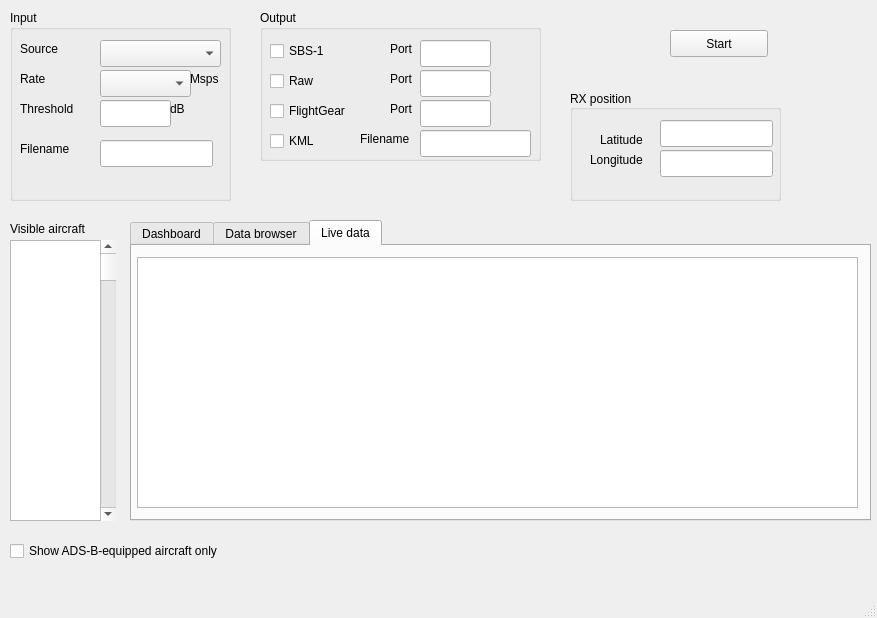
The window that res/modes_rx.ui (bistromath/gr-air-modes) describes before a commit, drawn with Qt 5.
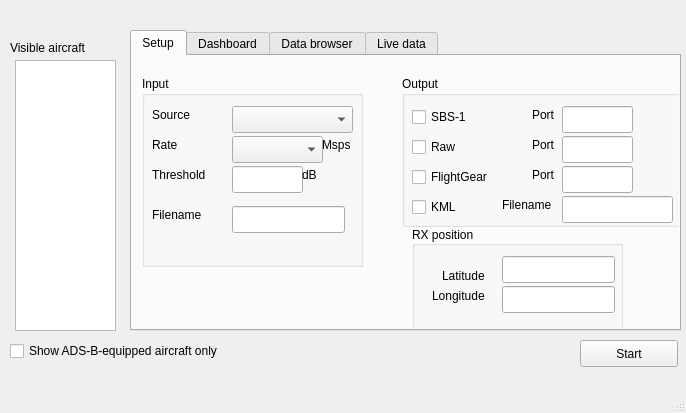
The same window after the commit.

```diff
--- a/res/modes_rx.ui
+++ b/res/modes_rx.ui
@@ -6,29 +6,35 @@
    <rect>
     <x>0</x>
     <y>0</y>
-    <width>877</width>
-    <height>618</height>
+    <width>686</width>
+    <height>413</height>
    </rect>
   </property>
   <property name="windowTitle">
    <string>MainWindow</string>
   </property>
   <widget class="QWidget" name="centralwidget">
-   <widget class="QListView" name="list_aircraft">
+   <widget class="QTabWidget" name="tab_dataview">
     <property name="geometry">
      <rect>
-      <x>10</x>
-      <y>240</y>
-      <width>91</width>
-      <height>281</height>
+      <x>130</x>
+      <y>30</y>
+      <width>551</width>
+      <height>301</height>
      </rect>
     </property>
-   </widget>
+    <property name="currentIndex">
+     <number>0</number>
+    </property>
+    <widget class="QWidget" name="tab">
+     <attribute name="title">
+      <string>Setup</string>
+     </attribute>
    <widget class="QGroupBox" name="group_input">
     <property name="geometry">
      <rect>
       <x>10</x>
-      <y>10</y>
+        <y>20</y>
       <width>221</width>
       <height>191</height>
      </rect>
@@ -234,8 +240,8 @@
    <widget class="QGroupBox" name="group_output">
     <property name="geometry">
      <rect>
-      <x>260</x>
-      <y>10</y>
+        <x>270</x>
+        <y>20</y>
       <width>281</width>
       <height>151</height>
      </rect>
@@ -387,45 +393,74 @@
       <string>FlightGear</string>
      </property>
     </widget>
-    <zorder>check_kml</zorder>
-    <zorder>check_kml</zorder>
-    <zorder>label_6</zorder>
-    <zorder>label_7</zorder>
-    <zorder>check_sbs1</zorder>
-    <zorder>label_8</zorder>
-    <zorder>check_raw</zorder>
-    <zorder>line_kmlfilename</zorder>
-    <zorder>line_sbs1port</zorder>
-    <zorder>line_rawport</zorder>
-    <zorder>line_fgfsport</zorder>
-    <zorder>label_9</zorder>
-    <zorder>check_fgfs</zorder>
-   </widget>
-   <widget class="QScrollBar" name="verticalScrollBar">
+     </widget>
+     <widget class="QGroupBox" name="groupBox">
     <property name="geometry">
      <rect>
-      <x>100</x>
-      <y>240</y>
-      <width>16</width>
-      <height>281</height>
-     </rect>
-    </property>
-    <property name="orientation">
-     <enum>Qt::Vertical</enum>
-    </property>
-   </widget>
-   <widget class="QTabWidget" name="tab_dataview">
+        <x>280</x>
+        <y>170</y>
+        <width>211</width>
+        <height>111</height>
+       </rect>
+      </property>
+      <property name="title">
+       <string>RX position</string>
+      </property>
+      <property name="alignment">
+       <set>Qt::AlignLeading|Qt::AlignLeft|Qt::AlignVCenter</set>
+      </property>
+      <widget class="QLabel" name="label_29">
+       <property name="geometry">
+        <rect>
+         <x>20</x>
+         <y>60</y>
+         <width>71</width>
+         <height>20</height>
+        </rect>
+       </property>
+       <property name="text">
+        <string>Longitude</string>
+       </property>
+      </widget>
+      <widget class="QLineEdit" name="line_my_lon">
     <property name="geometry">
      <rect>
-      <x>130</x>
-      <y>220</y>
-      <width>741</width>
-      <height>301</height>
-     </rect>
-    </property>
-    <property name="currentIndex">
-     <number>2</number>
-    </property>
+         <x>90</x>
+         <y>60</y>
+         <width>113</width>
+         <height>27</height>
+        </rect>
+       </property>
+      </widget>
+      <widget class="QLineEdit" name="line_my_lat">
+       <property name="geometry">
+        <rect>
+         <x>90</x>
+         <y>30</y>
+         <width>113</width>
+         <height>27</height>
+        </rect>
+       </property>
+      </widget>
+      <widget class="QLabel" name="label_28">
+       <property name="geometry">
+        <rect>
+         <x>30</x>
+         <y>40</y>
+         <width>61</width>
+         <height>20</height>
+        </rect>
+       </property>
+       <property name="text">
+        <string>Latitude</string>
+       </property>
+      </widget>
+     </widget>
+     <zorder>group_input</zorder>
+     <zorder>group_output</zorder>
+     <zorder>groupBox</zorder>
+     <zorder>groupBox</zorder>
+    </widget>
     <widget class="QWidget" name="dashboard">
      <attribute name="title">
       <string>Dashboard</string>
@@ -716,12 +751,12 @@
      <attribute name="title">
       <string>Live data</string>
      </attribute>
-     <widget class="QTextBrowser" name="text_livedata">
+     <widget class="QTextEdit" name="text_livedata">
       <property name="geometry">
        <rect>
         <x>5</x>
         <y>11</y>
-        <width>721</width>
+        <width>531</width>
         <height>251</height>
        </rect>
       </property>
@@ -732,7 +767,7 @@
     <property name="geometry">
      <rect>
       <x>10</x>
-      <y>220</y>
+      <y>39</y>
       <width>101</width>
       <height>17</height>
      </rect>
@@ -744,8 +779,8 @@
    <widget class="QPushButton" name="button_start">
     <property name="geometry">
      <rect>
-      <x>670</x>
-      <y>30</y>
+      <x>580</x>
+      <y>340</y>
       <width>98</width>
       <height>27</height>
      </rect>
@@ -758,7 +793,7 @@
     <property name="geometry">
      <rect>
       <x>10</x>
-      <y>540</y>
+      <y>340</y>
       <width>271</width>
       <height>22</height>
      </rect>
@@ -767,67 +802,18 @@
      <string>Show ADS-B-equipped aircraft only</string>
     </property>
    </widget>
-   <widget class="QGroupBox" name="groupBox">
+   <widget class="QListView" name="list_aircraft">
     <property name="geometry">
      <rect>
-      <x>570</x>
-      <y>90</y>
-      <width>211</width>
-      <height>111</height>
-     </rect>
-    </property>
-    <property name="title">
-     <string>RX position</string>
-    </property>
-    <property name="alignment">
-     <set>Qt::AlignLeading|Qt::AlignLeft|Qt::AlignVCenter</set>
-    </property>
-    <widget class="QLabel" name="label_29">
-     <property name="geometry">
-      <rect>
-       <x>20</x>
+      <x>15</x>
        <y>60</y>
-       <width>71</width>
-       <height>20</height>
-      </rect>
-     </property>
-     <property name="text">
-      <string>Longitude</string>
-     </property>
-    </widget>
-    <widget class="QLineEdit" name="line_my_lon">
-     <property name="geometry">
-      <rect>
-       <x>90</x>
-       <y>60</y>
-       <width>113</width>
-       <height>27</height>
-      </rect>
-     </property>
-    </widget>
-    <widget class="QLineEdit" name="line_my_lat">
-     <property name="geometry">
-      <rect>
-       <x>90</x>
-       <y>30</y>
-       <width>113</width>
-       <height>27</height>
-      </rect>
-     </property>
-    </widget>
-    <widget class="QLabel" name="label_28">
-     <property name="geometry">
-      <rect>
-       <x>30</x>
-       <y>40</y>
-       <width>61</width>
-       <height>20</height>
-      </rect>
-     </property>
-     <property name="text">
-      <string>Latitude</string>
-     </property>
-    </widget>
+      <width>101</width>
+      <height>271</height>
+     </rect>
+    </property>
+    <property name="layoutMode">
+     <enum>QListView::SinglePass</enum>
+    </property>
    </widget>
   </widget>
   <widget class="QMenuBar" name="menubar">
@@ -835,7 +821,7 @@
     <rect>
      <x>0</x>
      <y>0</y>
-     <width>877</width>
+     <width>686</width>
      <height>25</height>
     </rect>
    </property>
```
Lines whose indentation alone changed are shown as unchanged.
